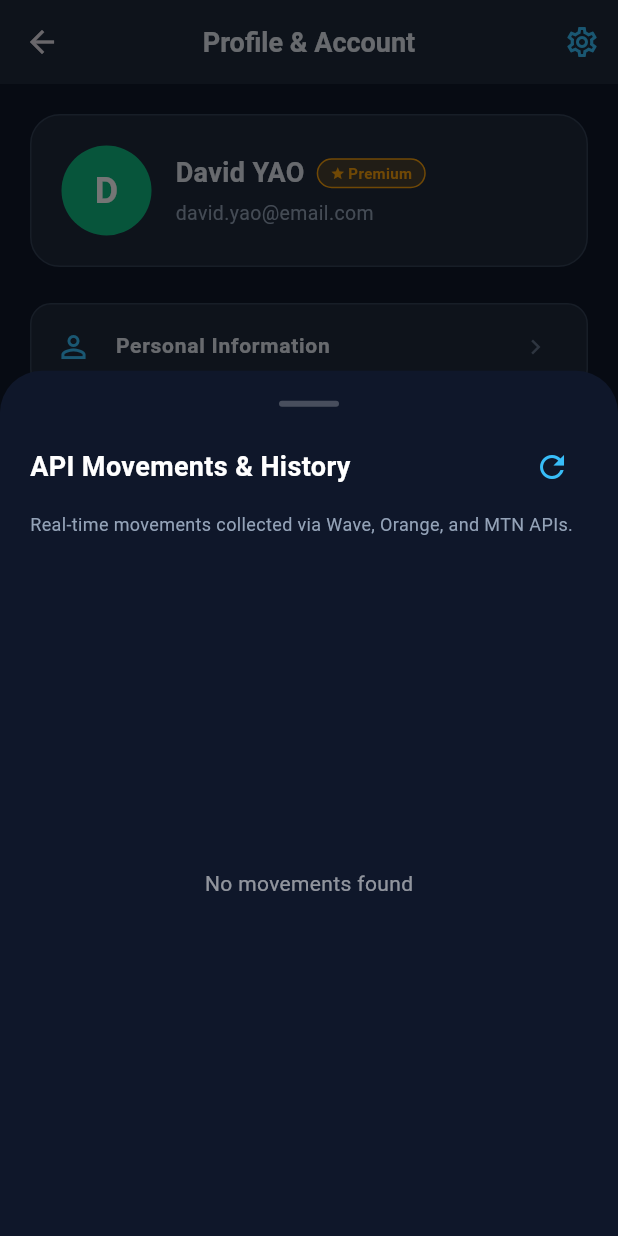
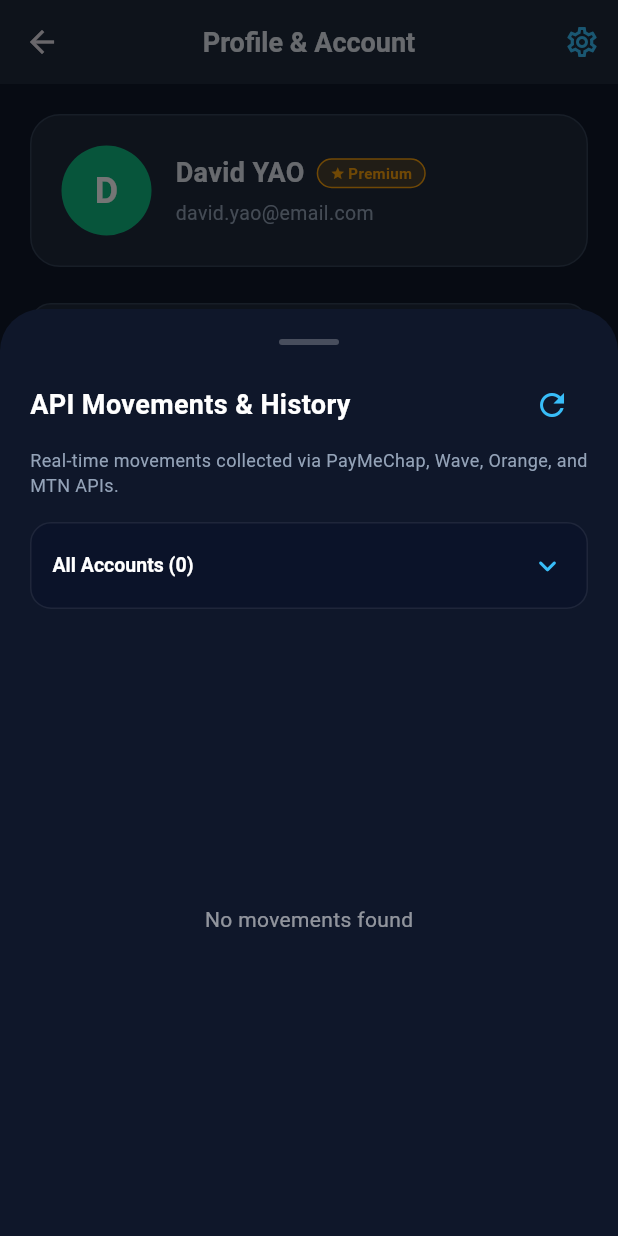
Before and after one commit to dav9fulldev/sika-agent, a Flutter app: the ProfileScreen screen opened directly, after a tap on "Transaction History", on a phone screen of 412 x 824 dp. Run offline on Flutter 3.47's test engine with Material 3 defaults, Android fonts, the phone set to English and light mode, and no system bars; our stand-ins replace avatar_glow, flutter_riverpod, flutter_tts, lottie, permission_handler, shared_preferences and 1 more; accounts and stored records are empty; network calls fail.

Commit message:
feat(ui): update movements modal subtitle to include PayMeChap and add interactive wallet filter dropdown

```diff
--- a/mobile/lib/features/profile/presentation/pages/profile_screen.dart
+++ b/mobile/lib/features/profile/presentation/pages/profile_screen.dart
@@ -62,9 +62,7 @@ class ProfileScreen extends ConsumerWidget {
   }
 
   void _showMovementsModal(BuildContext context, WidgetRef ref, LanguageNotifier langNotifier) {
-    final walletState = ref.read(walletProvider);
-    final currency = ref.read(currencyProvider);
-    final movements = walletState.movements;
+    String selectedProviderFilter = 'ALL';
 
     showModalBottomSheet(
       context: context,
@@ -73,8 +71,23 @@ class ProfileScreen extends ConsumerWidget {
       shape: const RoundedRectangleBorder(
         borderRadius: BorderRadius.vertical(top: Radius.circular(28)),
       ),
-      builder: (ctx) => Container(
-        height: MediaQuery.of(context).size.height * 0.7,
+      builder: (ctx) => StatefulBuilder(
+        builder: (context, setModalState) {
+          final walletState = ref.watch(walletProvider);
+          final currency = ref.watch(currencyProvider);
+          final movements = walletState.movements;
+          final connectedWallets = walletState.wallets;
+
+          final List<WalletMovementItem> filteredMovements = selectedProviderFilter == 'ALL'
+              ? movements
+              : movements.where((m) {
+                  final p = m.walletProvider.toLowerCase();
+                  final target = selectedProviderFilter.toLowerCase();
+                  return p.contains(target) || target.contains(p);
+                }).toList();
+
+          return Container(
+            height: MediaQuery.of(context).size.height * 0.75,
             padding: const EdgeInsets.all(20),
             child: Column(
               crossAxisAlignment: CrossAxisAlignment.start,
@@ -103,21 +116,72 @@ class ProfileScreen extends ConsumerWidget {
                     ),
                     IconButton(
                       icon: const Icon(Icons.refresh, color: AppColors.cyan),
-                  onPressed: () => ref.read(walletProvider.notifier).fetchMovements(),
+                      onPressed: () async {
+                        await ref.read(walletProvider.notifier).fetchMovements();
+                        setModalState(() {});
+                      },
                     ),
                   ],
                 ),
-            const SizedBox(height: 6),
+                const SizedBox(height: 4),
                 Text(
                   langNotifier.tr(
-                'Mouvements collectés en temps réel via les APIs Wave, Orange et MTN.',
-                'Real-time movements collected via Wave, Orange, and MTN APIs.',
+                    'Mouvements collectés en temps réel via les APIs PayMeChap, Wave, Orange et MTN.',
+                    'Real-time movements collected via PayMeChap, Wave, Orange, and MTN APIs.',
                   ),
                   style: const TextStyle(color: Color(0xFF94A3B8), fontSize: 12),
                 ),
                 const SizedBox(height: 16),
+
+                // DROPDOWN FILTER BY WALLET
+                Container(
+                  padding: const EdgeInsets.symmetric(horizontal: 14, vertical: 4),
+                  decoration: BoxDecoration(
+                    color: const Color(0xFF0B1329),
+                    borderRadius: BorderRadius.circular(14),
+                    border: Border.all(color: Colors.white.withValues(alpha: 0.08)),
+                  ),
+                  child: DropdownButtonHideUnderline(
+                    child: DropdownButton<String>(
+                      value: selectedProviderFilter,
+                      isExpanded: true,
+                      dropdownColor: const Color(0xFF0B1329),
+                      icon: const Icon(Icons.keyboard_arrow_down_rounded, color: AppColors.cyan),
+                      style: const TextStyle(color: Colors.white, fontSize: 13, fontWeight: FontWeight.w600),
+                      items: [
+                        DropdownMenuItem<String>(
+                          value: 'ALL',
+                          child: Text(
+                            langNotifier.tr('Tous les comptes', 'All Accounts') + ' (${movements.length})',
+                            style: const TextStyle(color: Colors.white, fontWeight: FontWeight.bold),
+                          ),
+                        ),
+                        ...connectedWallets.map((w) {
+                          final label = '${w.provider} (${w.accountNumber})';
+                          return DropdownMenuItem<String>(
+                            value: w.provider,
+                            child: Text(
+                              label,
+                              style: const TextStyle(color: Colors.white),
+                            ),
+                          );
+                        }),
+                      ],
+                      onChanged: (val) {
+                        if (val != null) {
+                          setModalState(() {
+                            selectedProviderFilter = val;
+                          });
+                        }
+                      },
+                    ),
+                  ),
+                ),
+
+                const SizedBox(height: 16),
+
                 Expanded(
-              child: movements.isEmpty
+                  child: filteredMovements.isEmpty
                       ? Center(
                           child: Text(
                             langNotifier.tr('Aucun mouvement trouvé', 'No movements found'),
@@ -125,10 +189,10 @@ class ProfileScreen extends ConsumerWidget {
                           ),
                         )
                       : ListView.separated(
-                      itemCount: movements.length,
+                          itemCount: filteredMovements.length,
                           separatorBuilder: (ctx, i) => const Divider(color: AppColors.border),
                           itemBuilder: (ctx, index) {
-                        final item = movements[index];
+                            final item = filteredMovements[index];
                             final isDeposit = item.type == 'deposit';
                             final amountVal = (item.amount * currency.rateFromFcfa).toStringAsFixed(
                               currency == AppCurrency.fcfa ? 0 : 2,
@@ -197,6 +261,8 @@ class ProfileScreen extends ConsumerWidget {
                 ),
               ],
             ),
+          );
+        },
       ),
     );
   }
```
Lines whose indentation alone changed are shown as unchanged.
